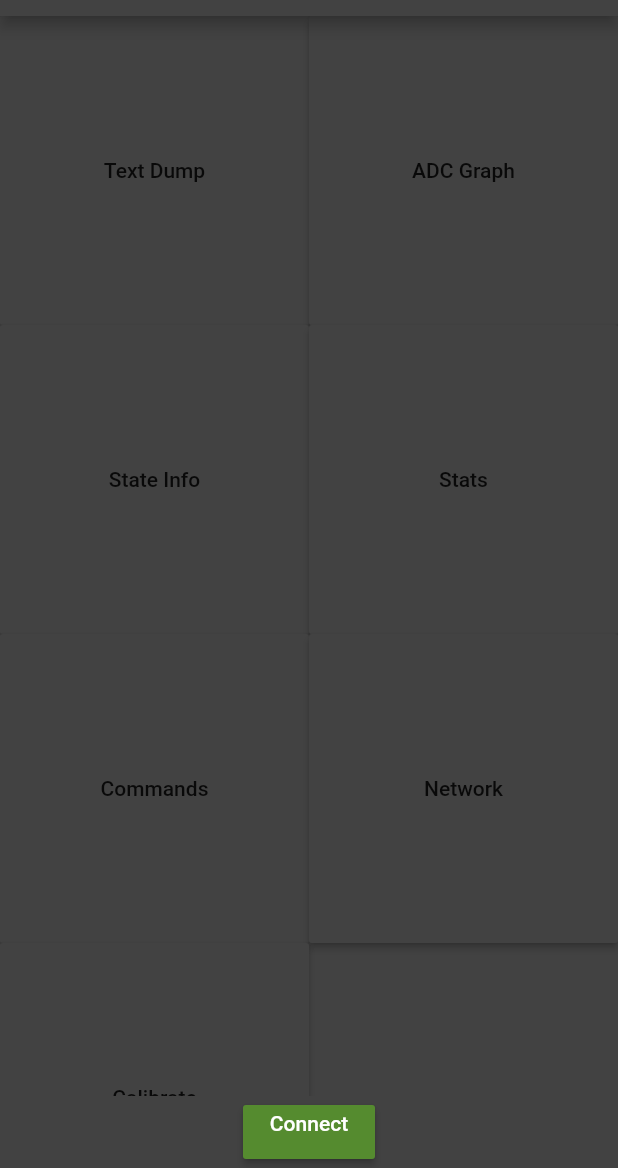
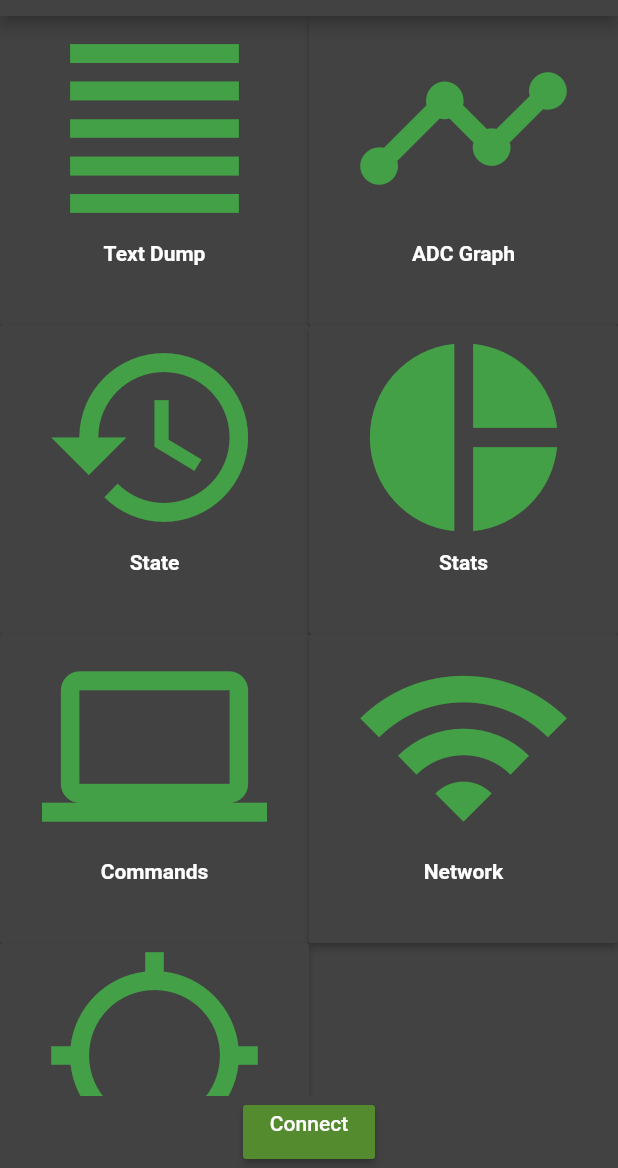
Before and after one commit to enrique-ramkissoon/esp32_diagnostics_app, a Flutter app: the screen it shows after launch, on a phone screen of 412 x 824 dp, the part 68-1236 px from its top. Run offline on Flutter 3.47's test engine with Material 2 defaults, Android fonts, the phone set to English and light mode, and no system bars; our stand-ins replace charts_flutter, flutter_blue.

Commit message:
Add main icons

```diff
--- a/lib/main.dart
+++ b/lib/main.dart
@@ -72,7 +72,17 @@ class HomeRouteState extends State<HomeRoute>{
                 children: <Widget>[
 
                   RaisedButton(
-                    child: Text('Text Dump'),
+                    child: Column(
+                      children: [
+                        Icon(
+                          Icons.format_align_justify,
+                          color: Colors.green[600],
+                          size: 150,
+                        ),
+
+                        Text("Text Dump", style: TextStyle(color: Colors.white,fontWeight: FontWeight.bold)),
+                      ]
+                    ),
 
                     color: Colors.grey[800],
                     splashColor: Colors.grey[850],
@@ -83,18 +93,37 @@ class HomeRouteState extends State<HomeRoute>{
                   ),
 
                   RaisedButton(
-                    child: Text('ADC Graph'),
+                    child: Column(
+                      children: [
+                        Icon(
+                          Icons.timeline,
+                          color: Colors.green[600],
+                          size: 150,
+                        ),
+
+                        Text("ADC Graph", style: TextStyle(color: Colors.white,fontWeight: FontWeight.bold)),
+                      ]
+                    ),
 
                     color: Colors.grey[800],
                     splashColor: Colors.grey[850],
-
                     onPressed: (){
                       Navigator.of(context).pushNamed('/adc',arguments: Characteristics(readChar,writeChar));
                     }
                   ),
 
                   RaisedButton(
-                    child: Text('State Info'),
+                    child: Column(
+                      children: [
+                        Icon(
+                          Icons.history,
+                          color: Colors.green[600],
+                          size: 150,
+                        ),
+
+                        Text("State", style: TextStyle(color: Colors.white,fontWeight: FontWeight.bold)),
+                      ]
+                    ),
 
                     color: Colors.grey[800],
                     splashColor: Colors.grey[850],
@@ -105,7 +134,17 @@ class HomeRouteState extends State<HomeRoute>{
                   ),
 
                   RaisedButton(
-                    child: Text('Stats'),
+                    child: Column(
+                      children: [
+                        Icon(
+                          Icons.pie_chart,
+                          color: Colors.green[600],
+                          size: 150,
+                        ),
+
+                        Text("Stats", style: TextStyle(color: Colors.white,fontWeight: FontWeight.bold)),
+                      ]
+                    ),
 
                     color: Colors.grey[800],
                     splashColor: Colors.grey[850],
@@ -116,7 +155,17 @@ class HomeRouteState extends State<HomeRoute>{
                   ),
 
                   RaisedButton(
-                    child: Text('Commands'),
+                    child: Column(
+                      children: [
+                        Icon(
+                          Icons.computer,
+                          color: Colors.green[600],
+                          size: 150,
+                        ),
+
+                        Text("Commands", style: TextStyle(color: Colors.white,fontWeight: FontWeight.bold)),
+                      ]
+                    ),
 
                     color: Colors.grey[800],
                     splashColor: Colors.grey[850],
@@ -127,7 +176,17 @@ class HomeRouteState extends State<HomeRoute>{
                   ),
 
                   RaisedButton(
-                    child: Text('Network'),
+                    child: Column(
+                      children: [
+                        Icon(
+                          Icons.wifi,
+                          color: Colors.green[600],
+                          size: 150,
+                        ),
+
+                        Text("Network", style: TextStyle(color: Colors.white,fontWeight: FontWeight.bold)),
+                      ]
+                    ),
 
                     color: Colors.grey[800],
                     splashColor: Colors.grey[850],
@@ -138,7 +197,17 @@ class HomeRouteState extends State<HomeRoute>{
                   ),
 
                   RaisedButton(
-                    child: Text('Calibrate'),
+                    child: Column(
+                      children: [
+                        Icon(
+                          Icons.location_searching,
+                          color: Colors.green[600],
+                          size: 150,
+                        ),
+
+                        Text("Calibrate", style: TextStyle(color: Colors.white,fontWeight: FontWeight.bold)),
+                      ]
+                    ),
 
                     color: Colors.grey[800],
                     splashColor: Colors.grey[850],
```
